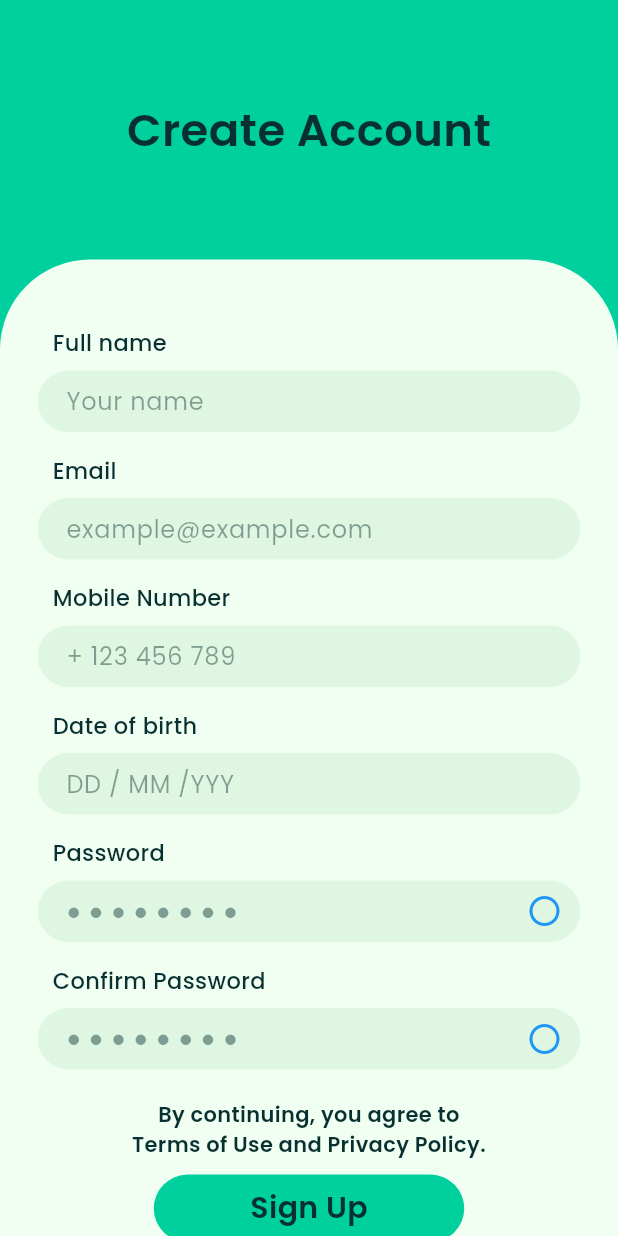
After one commit to Sahil-Kundaliya/Flutter-Finance-Wallet-app-clone, a Flutter app: the SignUpPage screen opened by its route, on a phone screen of 412 x 824 dp. The commit adds this screen. Run offline on Flutter 3.47's test engine with Material 3 defaults, Android fonts, the phone set to English and light mode, and no system bars; our stand-ins replace carousel_slider, flutter_bloc, flutter_svg, google_fonts.

Commit message:
signup page added
signup page added

```diff
--- a/lib/constant/app_routes.dart
+++ b/lib/constant/app_routes.dart
@@ -1,4 +1,5 @@
 import 'package:finance_wallet_app_clone/features/auth/pages/sign_in_page.dart';
+import 'package:finance_wallet_app_clone/features/auth/pages/sign_up_page.dart';
 import 'package:finance_wallet_app_clone/features/splash/pages/app_lunch_page.dart';
 import 'package:finance_wallet_app_clone/features/splash/pages/on_boarding_page.dart';
 import 'package:finance_wallet_app_clone/features/splash/pages/splash_page.dart';
@@ -16,5 +17,6 @@ class AppRoute {
 
     //auth
     SignInPage.signInPage: (context) => SignInPage(),
+    SignUpPage.signUpPage: (context) => SignUpPage(),
   };
 }
--- /dev/null
+++ b/lib/features/auth/cubits/auth_cubit.dart
@@ -0,0 +1,43 @@
+import 'package:finance_wallet_app_clone/features/auth/cubits/auth_state.dart';
+import 'package:flutter/material.dart';
+import 'package:flutter_bloc/flutter_bloc.dart';
+
+class AuthCubit extends Cubit<AuthState> {
+  AuthCubit() : super(InitialAuthState());
+
+  bool signInPasswordView = false;
+  bool signUpPasswordView = false;
+  bool signUpConfirmPasswordView = false;
+
+  final TextEditingController signInEmailController = TextEditingController();
+  final TextEditingController signInPasswordController =
+      TextEditingController();
+  final TextEditingController signUpEmailController = TextEditingController();
+  final TextEditingController signUpNameController = TextEditingController();
+  final TextEditingController signUpNumberController = TextEditingController();
+  final TextEditingController signUpBODController = TextEditingController();
+  final TextEditingController signUpConfirmPasswordController =
+      TextEditingController();
+  final TextEditingController signUpPasswordController =
+      TextEditingController();
+
+  changeSignInPasswordView({required int index}) {
+    switch (index) {
+      //0 for sign in 1 for sign up and 2 is for confirm password
+      case 0:
+        signInPasswordView = !signInPasswordView;
+        break;
+      case 1:
+        signUpPasswordView = !signUpPasswordView;
+        break;
+      case 2:
+        signUpConfirmPasswordView = !signUpConfirmPasswordView;
+        break;
+    }
+    updateState();
+  }
+
+  updateState() {
+    emit(UpdateAuthState());
+  }
+}
--- /dev/null
+++ b/lib/features/auth/cubits/auth_state.dart
@@ -0,0 +1,5 @@
+abstract class AuthState {}
+
+class InitialAuthState extends AuthState {}
+
+class UpdateAuthState extends AuthState {}
--- a/lib/features/auth/pages/sign_in_page.dart
+++ b/lib/features/auth/pages/sign_in_page.dart
@@ -1,22 +1,27 @@
 import 'package:finance_wallet_app_clone/constant/app_colors.dart';
 import 'package:finance_wallet_app_clone/constant/app_images.dart';
 import 'package:finance_wallet_app_clone/constant/app_text_styles.dart';
+import 'package:finance_wallet_app_clone/features/auth/cubits/auth_cubit.dart';
+import 'package:finance_wallet_app_clone/features/auth/cubits/auth_state.dart';
+import 'package:finance_wallet_app_clone/features/auth/pages/sign_up_page.dart';
 import 'package:finance_wallet_app_clone/features/common_widgets/custom_text_field.dart';
+import 'package:flutter/gestures.dart';
 import 'package:flutter/material.dart';
+import 'package:flutter_bloc/flutter_bloc.dart';
 
 class SignInPage extends StatelessWidget {
   SignInPage({super.key});
 
   static const String signInPage = '/SignInPage';
-  final TextEditingController emailController = TextEditingController();
-  final TextEditingController passwordController = TextEditingController();
 
   @override
   Widget build(BuildContext context) {
     final size = MediaQuery.sizeOf(context);
     return Scaffold(
       backgroundColor: AppColors.caribbeanGreen,
-      body: Container(
+      body: BlocBuilder<AuthCubit, AuthState>(builder: (context, state) {
+        final authProvider = context.read<AuthCubit>();
+        return Container(
           height: size.height,
           width: size.width,
           child: Column(
@@ -47,7 +52,8 @@ class SignInPage extends StatelessWidget {
                       Padding(
                         padding: const EdgeInsets.only(top: 35),
                         child: CustomTextField(
-                        textEditingController: emailController,
+                          textEditingController:
+                              authProvider.signInEmailController,
                           title: 'Username or email',
                           textFieldHintText: 'example@example.com',
                         ),
@@ -55,12 +61,15 @@ class SignInPage extends StatelessWidget {
                       Padding(
                         padding: const EdgeInsets.only(top: 15),
                         child: CustomTextField(
-                        textEditingController: passwordController,
+                          textEditingController:
+                              authProvider.signInPasswordController,
                           title: 'Password',
                           textFieldHintText: '● ● ● ● ● ● ● ●',
                           icon1: Icons.remove_red_eye,
                           icon2: Icons.panorama_fish_eye,
-                        hideText: true,
+                          hideText: authProvider.signInPasswordView,
+                          icons1Click:
+                              authProvider.changeSignInPasswordView(index: 0),
                         ),
                       ),
                       Padding(
@@ -129,7 +138,8 @@ class SignInPage extends StatelessWidget {
                               TextSpan(
                                   text: 'Fingerprint ',
                                   style: AppTextStyles.semiBold(
-                                    fontSize: 15, color: AppColors.oceanBlue)),
+                                      fontSize: 15,
+                                      color: AppColors.oceanBlue)),
                               TextSpan(
                                   text: 'To Access',
                                   style: AppTextStyles.semiBold(
@@ -145,7 +155,8 @@ class SignInPage extends StatelessWidget {
                             child: Text(
                               'or sign up with',
                               style: AppTextStyles.light(
-                                fontSize: 13, color: AppColors.lettersAndIcons),
+                                  fontSize: 13,
+                                  color: AppColors.lettersAndIcons),
                             )),
                       ),
                       Row(
@@ -179,8 +190,14 @@ class SignInPage extends StatelessWidget {
                                       color: AppColors.lettersAndIcons)),
                               TextSpan(
                                   text: 'Sign Up',
+                                  recognizer: TapGestureRecognizer()
+                                    ..onTap = () {
+                                      Navigator.pushReplacementNamed(
+                                          context, SignUpPage.signUpPage);
+                                    },
                                   style: AppTextStyles.light(
-                                    fontSize: 14, color: AppColors.oceanBlue)),
+                                      fontSize: 14,
+                                      color: AppColors.oceanBlue)),
                             ]),
                           ),
                         ),
@@ -191,7 +208,8 @@ class SignInPage extends StatelessWidget {
               ))
             ],
           ),
-      ),
+        );
+      }),
     );
   }
 }
--- /dev/null
+++ b/lib/features/auth/pages/sign_up_page.dart
@@ -0,0 +1,201 @@
+import 'package:finance_wallet_app_clone/constant/app_colors.dart';
+import 'package:finance_wallet_app_clone/constant/app_images.dart';
+import 'package:finance_wallet_app_clone/constant/app_text_styles.dart';
+import 'package:finance_wallet_app_clone/features/auth/cubits/auth_cubit.dart';
+import 'package:finance_wallet_app_clone/features/auth/cubits/auth_state.dart';
+import 'package:finance_wallet_app_clone/features/auth/pages/sign_in_page.dart';
+import 'package:finance_wallet_app_clone/features/common_widgets/custom_text_field.dart';
+import 'package:flutter/gestures.dart';
+import 'package:flutter/material.dart';
+import 'package:flutter_bloc/flutter_bloc.dart';
+
+class SignUpPage extends StatelessWidget {
+  SignUpPage({super.key});
+
+  static const String signUpPage = '/SignUpPage';
+
+  @override
+  Widget build(BuildContext context) {
+    final size = MediaQuery.sizeOf(context);
+    return Scaffold(
+      backgroundColor: AppColors.caribbeanGreen,
+      body: BlocBuilder<AuthCubit, AuthState>(builder: (context, state) {
+        final authProvider = context.read<AuthCubit>();
+        return Container(
+          height: size.height,
+          width: size.width,
+          child: Column(
+            children: [
+              Container(
+                height: size.height * 0.21,
+                child: Center(
+                  child: Text(
+                    'Create Account',
+                    style: AppTextStyles.semiBold(
+                        fontSize: 30, color: AppColors.lettersAndIcons),
+                  ),
+                ),
+              ),
+              Expanded(
+                  child: Container(
+                width: size.width,
+                decoration: BoxDecoration(
+                    borderRadius: const BorderRadius.only(
+                        topLeft: Radius.circular(60),
+                        topRight: Radius.circular(60)),
+                    color: AppColors.honeydew),
+                child: Padding(
+                  padding: const EdgeInsets.symmetric(horizontal: 25),
+                  child: Column(
+                    children: [
+                      SizedBox(
+                        height: 10,
+                      ),
+                      Expanded(
+                        child: SingleChildScrollView(
+                          child: Column(
+                            crossAxisAlignment: CrossAxisAlignment.start,
+                            children: [
+                              Padding(
+                                padding: const EdgeInsets.only(top: 35),
+                                child: CustomTextField(
+                                  textEditingController:
+                                      authProvider.signUpNameController,
+                                  title: 'Full name',
+                                  textFieldHintText: 'Your name',
+                                ),
+                              ),
+                              Padding(
+                                padding: const EdgeInsets.only(top: 15),
+                                child: CustomTextField(
+                                  textEditingController:
+                                      authProvider.signUpEmailController,
+                                  title: 'Email',
+                                  textFieldHintText: 'example@example.com',
+                                ),
+                              ),
+                              Padding(
+                                padding: const EdgeInsets.only(top: 15),
+                                child: CustomTextField(
+                                  textEditingController:
+                                      authProvider.signUpNumberController,
+                                  title: 'Mobile Number',
+                                  textFieldHintText: '+ 123 456 789',
+                                ),
+                              ),
+                              Padding(
+                                padding: const EdgeInsets.only(top: 15),
+                                child: CustomTextField(
+                                  textEditingController:
+                                      authProvider.signUpBODController,
+                                  title: 'Date of birth',
+                                  textFieldHintText: 'DD / MM /YYY',
+                                ),
+                              ),
+                              Padding(
+                                padding: const EdgeInsets.only(top: 15),
+                                child: CustomTextField(
+                                  textEditingController:
+                                      authProvider.signUpPasswordController,
+                                  title: 'Password',
+                                  textFieldHintText: '● ● ● ● ● ● ● ●',
+                                  icon1: Icons.remove_red_eye,
+                                  icon2: Icons.panorama_fish_eye,
+                                  hideText: authProvider.signUpPasswordView,
+                                  icons1Click: authProvider
+                                      .changeSignInPasswordView(index: 1),
+                                ),
+                              ),
+                              Padding(
+                                padding: const EdgeInsets.only(top: 15),
+                                child: CustomTextField(
+                                  textEditingController: authProvider
+                                      .signUpConfirmPasswordController,
+                                  title: 'Confirm Password',
+                                  textFieldHintText: '● ● ● ● ● ● ● ●',
+                                  icon1: Icons.remove_red_eye,
+                                  icon2: Icons.panorama_fish_eye,
+                                  hideText:
+                                      authProvider.signUpConfirmPasswordView,
+                                  icons1Click: authProvider
+                                      .changeSignInPasswordView(index: 2),
+                                ),
+                              ),
+                              Padding(
+                                padding: const EdgeInsets.only(top: 20),
+                                child: Align(
+                                  alignment: Alignment.center,
+                                  child: Text(
+                                    'By continuing, you agree to\nTerms of Use and Privacy Policy.',
+                                    textAlign: TextAlign.center,
+                                    style: AppTextStyles.semiBold(
+                                        fontSize: 14,
+                                        color: AppColors.lettersAndIcons),
+                                  ),
+                                ),
+                              ),
+                              Padding(
+                                padding: const EdgeInsets.only(top: 10),
+                                child: Align(
+                                  alignment: Alignment.center,
+                                  child: Container(
+                                    height: 45,
+                                    width: 207,
+                                    decoration: BoxDecoration(
+                                        color: AppColors.caribbeanGreen,
+                                        borderRadius:
+                                            BorderRadius.circular(30)),
+                                    child: Center(
+                                      child: Text(
+                                        'Sign Up',
+                                        style: AppTextStyles.semiBold(
+                                            fontSize: 20,
+                                            color: AppColors.lettersAndIcons),
+                                      ),
+                                    ),
+                                  ),
+                                ),
+                              ),
+                              Padding(
+                                padding:
+                                    const EdgeInsets.only(top: 12, bottom: 45),
+                                child: Align(
+                                  alignment: Alignment.center,
+                                  child: RichText(
+                                    text: TextSpan(children: [
+                                      TextSpan(
+                                          text: 'Already have an account?',
+                                          style: AppTextStyles.light(
+                                              fontSize: 13,
+                                              color:
+                                                  AppColors.lettersAndIcons)),
+                                      TextSpan(
+                                          text: '  Log In',
+                                          recognizer: TapGestureRecognizer()
+                                            ..onTap = () {
+                                              Navigator.pushReplacementNamed(
+                                                  context,
+                                                  SignInPage.signInPage);
+                                            },
+                                          style: AppTextStyles.light(
+                                              fontSize: 14,
+                                              color: AppColors.oceanBlue)),
+                                    ]),
+                                  ),
+                                ),
+                              ),
+                            ],
+                          ),
+                        ),
+                      ),
+                    ],
+                  ),
+                ),
+              ))
+            ],
+          ),
+        );
+      }),
+    );
+  }
+}
--- a/lib/features/common_widgets/custom_text_field.dart
+++ b/lib/features/common_widgets/custom_text_field.dart
@@ -15,7 +15,6 @@ class CustomTextField extends StatelessWidget {
     this.iconColor1,
     this.iconColor2,
     this.icons1Click,
-    this.icons2Click,
     this.hideText = false,
   });
 
@@ -24,7 +23,7 @@ class CustomTextField extends StatelessWidget {
   String title, textFieldHintText;
   IconData? icon1, icon2;
   Color? iconColor1, iconColor2;
-  Function? icons1Click, icons2Click;
+  VoidCallback? icons1Click;
   bool? hideText;
 
   @override
@@ -67,9 +66,7 @@ class CustomTextField extends StatelessWidget {
                   ),
                   suffixIcon: icon1 != null && icon2 != null
                       ? GestureDetector(
-                          onTap: () {
-                            (hideText ?? false) ? icons1Click : icons2Click;
-                          },
+                          onTap: icons1Click,
                           child: Icon(
                             (hideText ?? false) ? icon1 : icon2,
                             // Replace with any icon
--- a/lib/main.dart
+++ b/lib/main.dart
@@ -1,4 +1,5 @@
 import 'package:finance_wallet_app_clone/constant/app_routes.dart';
+import 'package:finance_wallet_app_clone/features/auth/cubits/auth_cubit.dart';
 import 'package:finance_wallet_app_clone/features/auth/pages/sign_in_page.dart';
 import 'package:finance_wallet_app_clone/features/splash/cubits/splash_cubit.dart';
 import 'package:finance_wallet_app_clone/features/splash/pages/on_boarding_page.dart';
@@ -19,7 +20,10 @@ class MyApp extends StatelessWidget {
       providers: [
         BlocProvider<SplashCubit>(
           create: (context) => SplashCubit(),
-        )
+        ),
+        BlocProvider<AuthCubit>(
+          create: (context) => AuthCubit(),
+        ),
       ],
       child: MaterialApp(
         title: 'Flutter Demo',
```
Lines whose indentation alone changed are shown as unchanged.
